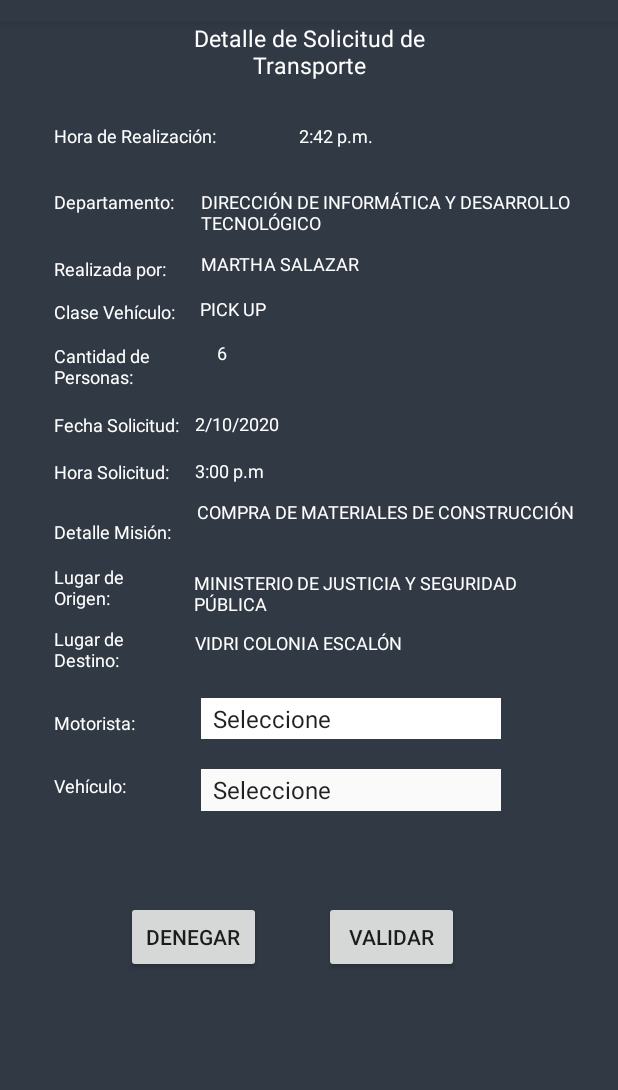
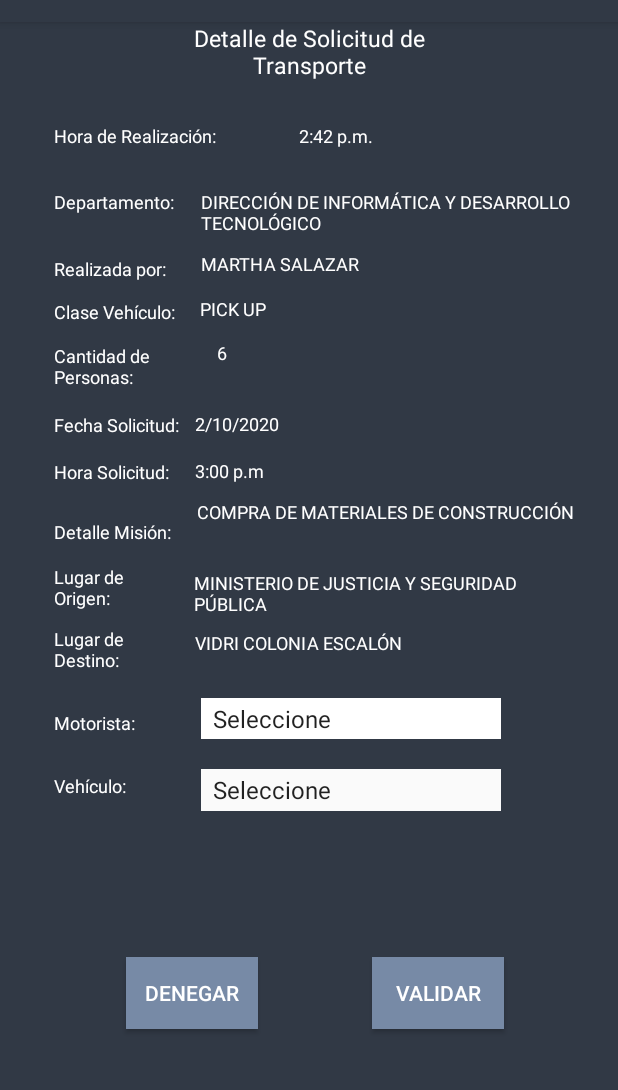
Before and after one commit to marthasalazar/demotransporte, an Android app: the DetalleSolicitud screen opened directly, with no data from a screen before it, on a phone screen of 412 x 824 dp, the part 62-1152 px from its top. Run offline under Robolectric (Android 15) with nearby library versions, the phone set to English and light mode, and no system bars.

Commit message:
Corrección de ubicación de botones en pantalla de detalle de solicitud.

```diff
--- a/app/src/main/res/layout/activity_detalle_solicitud.xml
+++ b/app/src/main/res/layout/activity_detalle_solicitud.xml
@@ -1,243 +1,349 @@
 <?xml version="1.0" encoding="utf-8"?>
-<androidx.constraintlayout.widget.ConstraintLayout
-        xmlns:android="http://schemas.android.com/apk/res/android"
+<androidx.constraintlayout.widget.ConstraintLayout xmlns:android="http://schemas.android.com/apk/res/android"
+    xmlns:app="http://schemas.android.com/apk/res-auto"
     xmlns:tools="http://schemas.android.com/tools"
-        xmlns:app="http://schemas.android.com/apk/res-auto"
     android:layout_width="match_parent"
     android:layout_height="match_parent"
-        tools:context=".DetalleSolicitud"
-        android:background="@color/colorFondo">
+    android:background="@color/colorFondo"
+    tools:context=".DetalleSolicitud">
 
 
     <TextView
         android:id="@+id/textView6"
-            android:text="Detalle de Solicitud de Transporte"
         android:layout_width="200dp"
         android:layout_height="wrap_content"
+        android:text="Detalle de Solicitud de Transporte"
+        android:textAlignment="center"
         android:textColor="#ffff"
         android:textSize="15dp"
-            android:textAlignment="center"
-            app:layout_constraintTop_toTopOf="parent" app:layout_constraintStart_toStartOf="parent"
-            app:layout_constraintEnd_toEndOf="parent"/>
+        app:layout_constraintEnd_toEndOf="parent"
+        app:layout_constraintStart_toStartOf="parent"
+        app:layout_constraintTop_toTopOf="parent" />
 
     <TextView
-            android:text="Hora de Realización:"
+        android:id="@+id/textView7"
         android:layout_width="143dp"
         android:layout_height="24dp"
-            android:id="@+id/textView7"
+        android:layout_marginStart="36dp"
+        android:layout_marginTop="28dp"
+        android:text="Hora de Realización:"
         android:textColor="#fff"
         android:textSize="12sp"
-            app:layout_constraintTop_toBottomOf="@+id/textView6" android:layout_marginTop="28dp"
-            app:layout_constraintStart_toStartOf="parent" android:layout_marginStart="36dp"/>
+        app:layout_constraintStart_toStartOf="parent"
+        app:layout_constraintTop_toBottomOf="@+id/textView6" />
+
     <TextView
+        android:id="@+id/textView13"
+        android:layout_width="90dp"
+        android:layout_height="wrap_content"
+        android:layout_marginStart="36dp"
+        android:layout_marginTop="20dp"
         android:text="Departamento:"
+        android:textColor="#fff"
+        android:textSize="12sp"
+        app:layout_constraintStart_toStartOf="parent"
+        app:layout_constraintTop_toBottomOf="@+id/textView7" />
+
+    <TextView
+        android:id="@+id/textView14"
         android:layout_width="90dp"
-            android:layout_height="wrap_content" android:id="@+id/textView13"
-            android:textColor="#fff" android:layout_marginTop="20dp"
-            app:layout_constraintTop_toBottomOf="@+id/textView7"
+        android:layout_height="wrap_content"
+        android:layout_marginStart="36dp"
+        android:layout_marginTop="28dp"
+        android:text="Realizada por:"
+        android:textColor="#fff"
+        android:textSize="12sp"
         app:layout_constraintStart_toStartOf="parent"
-            android:layout_marginStart="36dp" android:textSize="12sp"/>
+        app:layout_constraintTop_toBottomOf="@+id/textView13" />
+
     <TextView
-            android:text="Realizada por:"
-            android:layout_width="90dp"
-            android:layout_height="wrap_content" android:id="@+id/textView14"
-            android:textColor="#fff" app:layout_constraintStart_toStartOf="parent" android:layout_marginStart="36dp"
-            android:layout_marginTop="28dp" app:layout_constraintTop_toBottomOf="@+id/textView13"
-            android:textSize="12sp"/>
+        android:id="@+id/textView15"
+        android:layout_width="89dp"
+        android:layout_height="21dp"
+        android:layout_marginStart="36dp"
+        android:layout_marginTop="12dp"
+        android:text="Clase Vehículo:"
+        android:textColor="#fff"
+        android:textSize="12sp"
+        app:layout_constraintStart_toStartOf="parent"
+        app:layout_constraintTop_toBottomOf="@+id/textView14" />
+
     <TextView
-            android:text="Clase Vehículo:"
-            android:layout_width="89dp"
-            android:layout_height="21dp" android:id="@+id/textView15"
+        android:id="@+id/textView16"
+        android:layout_width="87dp"
+        android:layout_height="38dp"
+        android:layout_marginStart="36dp"
+        android:layout_marginTop="8dp"
+        android:text="Cantidad de Personas:"
         android:textColor="#fff"
-            app:layout_constraintTop_toBottomOf="@+id/textView14"
-            android:layout_marginTop="12dp" app:layout_constraintStart_toStartOf="parent"
-            android:layout_marginStart="36dp" android:textSize="12sp"/>
+        android:textSize="12sp"
+        app:layout_constraintStart_toStartOf="parent"
+        app:layout_constraintTop_toBottomOf="@+id/textView15" />
+
     <TextView
-            android:text="Cantidad de Personas:"
-            android:layout_width="87dp"
-            android:layout_height="38dp" android:id="@+id/textView16"
-            android:textColor="#fff" app:layout_constraintStart_toStartOf="parent" android:layout_marginStart="36dp"
-            android:layout_marginTop="8dp" app:layout_constraintTop_toBottomOf="@+id/textView15"
-            android:textSize="12sp"/>
+        android:id="@+id/textView30"
+        android:layout_width="86dp"
+        android:layout_height="32dp"
+        android:layout_marginStart="36dp"
+        android:layout_marginTop="8dp"
+        android:text="Lugar de Destino:"
+        android:textColor="#fff"
+        android:textSize="12sp"
+        app:layout_constraintStart_toStartOf="parent"
+        app:layout_constraintTop_toBottomOf="@+id/textView28" />
+
     <TextView
-            android:text="Lugar de Destino:"
+        android:id="@+id/textView25"
+        android:layout_width="68dp"
+        android:layout_height="23dp"
+        android:layout_marginStart="4dp"
+        android:layout_marginTop="8dp"
+        android:text="2/10/2020"
+        android:textAlignment="viewStart"
+        android:textColor="#fff"
+        android:textSize="12sp"
+        app:layout_constraintStart_toEndOf="@+id/textView17"
+        app:layout_constraintTop_toBottomOf="@+id/textView24" />
+
+    <TextView
+        android:id="@+id/textView26"
+        android:layout_width="77dp"
+        android:layout_height="19dp"
+        android:layout_marginStart="8dp"
+        android:layout_marginTop="8dp"
+        android:text="3:00 p.m"
+        android:textColor="#fff"
+        android:textSize="12sp"
+        app:layout_constraintStart_toEndOf="@+id/textView18"
+        app:layout_constraintTop_toBottomOf="@+id/textView25" />
+
+    <TextView
+        android:id="@+id/textView19"
+        android:layout_width="83dp"
+        android:layout_height="18dp"
+        android:layout_marginStart="36dp"
+        android:layout_marginTop="20dp"
+        android:text="Detalle Misión:"
+        android:textColor="#fff"
+        android:textSize="12sp"
+        app:layout_constraintStart_toStartOf="parent"
+        app:layout_constraintTop_toBottomOf="@+id/textView18" />
+
+    <TextView
+        android:id="@+id/textView18"
         android:layout_width="86dp"
-            android:layout_height="32dp" android:id="@+id/textView30"
-            android:textColor="#fff" app:layout_constraintTop_toBottomOf="@+id/textView28"
-            android:layout_marginTop="8dp" app:layout_constraintStart_toStartOf="parent"
-            android:layout_marginStart="36dp" android:textSize="12sp"/>
+        android:layout_height="20dp"
+        android:layout_marginStart="36dp"
+        android:layout_marginTop="8dp"
+        android:text="Hora Solicitud:"
+        android:textColor="#fff"
+        android:textSize="12sp"
+        app:layout_constraintStart_toStartOf="parent"
+        app:layout_constraintTop_toBottomOf="@+id/textView17" />
+
     <TextView
-            android:text="2/10/2020"
-            android:layout_width="68dp"
-            android:layout_height="23dp" android:id="@+id/textView25"
-            android:textColor="#fff" app:layout_constraintTop_toBottomOf="@+id/textView24"
-            app:layout_constraintStart_toEndOf="@+id/textView17" android:layout_marginTop="8dp"
-            android:textSize="12sp" android:textAlignment="viewStart" android:layout_marginStart="4dp"/>
-    <TextView
-            android:text="3:00 p.m"
-            android:layout_width="77dp"
-            android:layout_height="19dp" android:id="@+id/textView26"
-            android:textColor="#fff" app:layout_constraintStart_toEndOf="@+id/textView18"
-            app:layout_constraintTop_toBottomOf="@+id/textView25"
-            android:layout_marginStart="8dp" android:layout_marginTop="8dp" android:textSize="12sp"/>
-    <TextView
-            android:text="Detalle Misión:"
-            android:layout_width="83dp"
-            android:layout_height="18dp" android:id="@+id/textView19"
-            android:textColor="#fff"
-            app:layout_constraintTop_toBottomOf="@+id/textView18" app:layout_constraintStart_toStartOf="parent"
-            android:layout_marginStart="36dp" android:layout_marginTop="20dp" android:textSize="12sp"/>
-    <TextView
-            android:text="Hora Solicitud:"
-            android:layout_width="86dp"
-            android:layout_height="20dp" android:id="@+id/textView18"
-            android:textColor="#fff"
-            app:layout_constraintTop_toBottomOf="@+id/textView17" app:layout_constraintStart_toStartOf="parent"
-            android:layout_marginStart="36dp" android:layout_marginTop="8dp" android:textSize="12sp"/>
-    <TextView
-            android:text="MINISTERIO DE JUSTICIA Y SEGURIDAD PÚBLICA"
+        android:id="@+id/textView29"
+        android:layout_width="260dp"
+        android:layout_height="32dp"
+        android:layout_marginStart="8dp"
+        android:layout_marginTop="8dp"
         android:lines="2"
         android:maxWidth="250dp"
+        android:text="MINISTERIO DE JUSTICIA Y SEGURIDAD PÚBLICA"
+        android:textColor="#fff"
+        android:textSize="12sp"
+        app:layout_constraintStart_toEndOf="@+id/textView28"
+        app:layout_constraintTop_toBottomOf="@+id/textView27" />
+
+    <TextView
+        android:id="@+id/textView28"
+        android:layout_width="85dp"
+        android:layout_height="33dp"
+        android:layout_marginStart="36dp"
+        android:layout_marginTop="12dp"
+        android:text="Lugar de Origen:"
+        android:textAlignment="viewStart"
+        android:textColor="#fff"
+        android:textSize="12sp"
+        app:layout_constraintStart_toStartOf="parent"
+        app:layout_constraintTop_toBottomOf="@+id/textView19" />
+
+    <TextView
+        android:id="@+id/textView24"
+        android:layout_width="34dp"
+        android:layout_height="39dp"
+        android:layout_marginStart="8dp"
+        android:layout_marginTop="8dp"
+        android:text="6"
+        android:textAlignment="center"
+        android:textColor="#fff"
+        android:textSize="12sp"
+        app:layout_constraintStart_toEndOf="@+id/textView16"
+        app:layout_constraintTop_toBottomOf="@+id/textView23" />
+
+    <TextView
+        android:id="@+id/textView27"
         android:layout_width="260dp"
-            android:layout_height="32dp" android:id="@+id/textView29"
-            android:textColor="#fff" app:layout_constraintTop_toBottomOf="@+id/textView27"
-            app:layout_constraintStart_toEndOf="@+id/textView28"
-            android:layout_marginStart="8dp" android:layout_marginTop="8dp" android:textSize="12sp"/>
+        android:layout_height="39dp"
+        android:layout_marginStart="12dp"
+        android:layout_marginTop="8dp"
+        android:lines="3"
+        android:maxWidth="296dp"
+        android:text="COMPRA DE MATERIALES DE CONSTRUCCIÓN"
+        android:textColor="#fff"
+        android:textSize="12sp"
+        app:layout_constraintStart_toEndOf="@+id/textView19"
+        app:layout_constraintTop_toBottomOf="@+id/textView26" />
+
     <TextView
-            android:text="Lugar de Origen:"
-            android:layout_width="85dp"
-            android:layout_height="33dp" android:id="@+id/textView28"
-            android:textColor="#fff" app:layout_constraintTop_toBottomOf="@+id/textView19"
-            android:layout_marginTop="12dp" app:layout_constraintStart_toStartOf="parent"
-            android:layout_marginStart="36dp" android:textSize="12sp" android:textAlignment="viewStart"/>
-    <TextView
-            android:text="6"
-            android:layout_width="34dp"
-            android:layout_height="39dp" android:id="@+id/textView24"
-            android:textColor="#fff" app:layout_constraintStart_toEndOf="@+id/textView16"
-            android:layout_marginStart="8dp" app:layout_constraintTop_toBottomOf="@+id/textView23"
-            android:layout_marginTop="8dp" android:textSize="12sp" android:textAlignment="center"/>
-    <TextView
-            android:text="COMPRA DE MATERIALES DE CONSTRUCCIÓN"
-            android:layout_width="260dp"
-            android:maxWidth="296dp"
-            android:layout_height="39dp" android:id="@+id/textView27"
-            android:textColor="#fff"
-            android:lines="3" app:layout_constraintTop_toBottomOf="@+id/textView26"
-            app:layout_constraintStart_toEndOf="@+id/textView19"
-            android:layout_marginStart="12dp" android:layout_marginTop="8dp" android:textSize="12sp"/>
-    <TextView
-            android:text="VIDRI COLONIA ESCALÓN"
-            android:textColor="#fff"
+        android:id="@+id/textView31"
         android:layout_width="262dp"
+        android:layout_height="33dp"
+        android:layout_marginStart="8dp"
+        android:layout_marginTop="8dp"
         android:lines="2"
         android:maxWidth="234dp"
-            android:layout_height="33dp" android:id="@+id/textView31"
-            app:layout_constraintTop_toBottomOf="@+id/textView29" android:layout_marginTop="8dp"
-            app:layout_constraintStart_toEndOf="@+id/textView30" android:layout_marginStart="8dp"
-            android:textSize="12sp" android:textAlignment="viewStart"/>
+        android:text="VIDRI COLONIA ESCALÓN"
+        android:textAlignment="viewStart"
+        android:textColor="#fff"
+        android:textSize="12sp"
+        app:layout_constraintStart_toEndOf="@+id/textView30"
+        app:layout_constraintTop_toBottomOf="@+id/textView29" />
+
     <TextView
+        android:id="@+id/textView17"
+        android:layout_width="90dp"
+        android:layout_height="23dp"
+        android:layout_marginStart="36dp"
+        android:layout_marginTop="8dp"
         android:text="Fecha Solicitud:"
-            android:layout_width="90dp"
-            android:layout_height="23dp" android:id="@+id/textView17"
         android:textColor="#fff"
-            app:layout_constraintTop_toBottomOf="@+id/textView16" app:layout_constraintStart_toStartOf="parent"
-            android:layout_marginStart="36dp" android:layout_marginTop="8dp" android:textSize="12sp"/>
+        android:textSize="12sp"
+        app:layout_constraintStart_toStartOf="parent"
+        app:layout_constraintTop_toBottomOf="@+id/textView16" />
+
     <TextView
+        android:id="@+id/textView20"
+        android:layout_width="64dp"
+        android:layout_height="24dp"
+        android:layout_marginStart="20dp"
+        android:layout_marginTop="28dp"
         android:text="2:42 p.m."
-            android:layout_width="64dp"
-            android:layout_height="24dp" android:id="@+id/textView20"
-            android:textColor="#fff" app:layout_constraintStart_toEndOf="@+id/textView7"
-            android:layout_marginStart="20dp" app:layout_constraintTop_toBottomOf="@+id/textView6"
-            android:layout_marginTop="28dp" android:textSize="12sp"/>
+        android:textColor="#fff"
+        android:textSize="12sp"
+        app:layout_constraintStart_toEndOf="@+id/textView7"
+        app:layout_constraintTop_toBottomOf="@+id/textView6" />
+
     <TextView
+        android:id="@+id/textView21"
+        android:layout_width="263dp"
+        android:layout_height="33dp"
+        android:layout_marginStart="8dp"
+        android:layout_marginTop="20dp"
+        android:lines="2"
         android:text="DIRECCIÓN DE INFORMÁTICA Y DESARROLLO TECNOLÓGICO"
-            android:lines="2"
+        android:textColor="#fff"
+        android:textSize="12sp"
+        app:layout_constraintStart_toEndOf="@+id/textView13"
+        app:layout_constraintTop_toBottomOf="@+id/textView20" />
+
+    <TextView
+        android:id="@+id/textView22"
         android:layout_width="263dp"
-            android:layout_height="33dp" android:id="@+id/textView21"
-            android:textColor="#fff" app:layout_constraintTop_toBottomOf="@+id/textView20"
-            app:layout_constraintStart_toEndOf="@+id/textView13" android:layout_marginStart="8dp"
-            android:layout_marginTop="20dp" android:textSize="12sp"/>
+        android:layout_height="18dp"
+        android:layout_marginStart="8dp"
+        android:layout_marginTop="8dp"
+        android:text="MARTHA SALAZAR"
+        android:textColor="#fff"
+        android:textSize="12sp"
+        app:layout_constraintStart_toEndOf="@+id/textView14"
+        app:layout_constraintTop_toBottomOf="@+id/textView21" />
+
     <TextView
-            android:text="MARTHA SALAZAR"
-            android:layout_width="263dp"
-            android:layout_height="18dp" android:id="@+id/textView22"
-            android:textColor="#fff" app:layout_constraintTop_toBottomOf="@+id/textView21"
-            android:layout_marginTop="8dp" app:layout_constraintStart_toEndOf="@+id/textView14"
-            android:layout_marginStart="8dp" android:textSize="12sp"/>
-    <TextView
+        android:id="@+id/textView23"
+        android:layout_width="132dp"
+        android:layout_height="21dp"
+        android:layout_marginStart="8dp"
+        android:layout_marginTop="12dp"
         android:text="PICK UP"
-            android:layout_width="132dp"
-            android:layout_height="21dp" android:id="@+id/textView23"
-            android:textColor="#fff" app:layout_constraintStart_toEndOf="@+id/textView15"
-            app:layout_constraintTop_toBottomOf="@+id/textView22"
-            android:layout_marginTop="12dp" android:layout_marginStart="8dp" android:textSize="12sp"/>
+        android:textColor="#fff"
+        android:textSize="12sp"
+        app:layout_constraintStart_toEndOf="@+id/textView15"
+        app:layout_constraintTop_toBottomOf="@+id/textView22" />
 
     <Spinner
+        android:id="@+id/spinner"
         android:layout_width="200dp"
+        android:layout_height="27dp"
         android:layout_marginStart="8dp"
+        android:layout_marginTop="12dp"
+        android:background="@color/colorFondo"
+        android:backgroundTint="#FAF8F8"
+        android:backgroundTintMode="add"
         android:entries="@array/conductores_array"
-            android:layout_height="27dp" android:id="@+id/spinner"
-            android:background="@color/colorFondo" android:backgroundTint="#FAF8F8" android:backgroundTintMode="add"
-            app:layout_constraintTop_toBottomOf="@+id/textView31"
-            android:layout_marginTop="12dp" app:layout_constraintStart_toEndOf="@+id/textView32"/>
+        app:layout_constraintStart_toEndOf="@+id/textView32"
+        app:layout_constraintTop_toBottomOf="@+id/textView31" />
 
     <Spinner
+        android:id="@+id/spinner2"
         android:layout_width="200dp"
-            android:layout_height="28dp" android:id="@+id/spinner2"
+        android:layout_height="28dp"
+        android:layout_marginStart="8dp"
+        android:layout_marginTop="20dp"
         android:background="@color/colorAcento"
-            tools:layout_editor_absoluteX="130dp"
-            android:layout_marginTop="20dp"
-            android:layout_marginStart="8dp"
         android:entries="@array/vehiculos_array"
         app:layout_constraintStart_toEndOf="@id/textView33"
-            app:layout_constraintTop_toBottomOf="@+id/spinner"/>
+        app:layout_constraintTop_toBottomOf="@+id/spinner"
+        tools:layout_editor_absoluteX="130dp" />
 
     <Button
+        android:id="@+id/btnDenegar"
+        android:layout_width="wrap_content"
+        android:layout_height="wrap_content"
+        android:textColor="#fff"
+        android:background="@color/colorFondoSecundario"
         android:text="Denegar"
-            android:layout_width="90dp"
-            app:layout_constraintTop_toBottomOf="@+id/spinner2"
-            android:layout_height="wrap_content"
-            android:id="@+id/btnDenegar"
+        android:layout_marginLeft="84dp"
+        app:layout_constraintLeft_toLeftOf="parent"
+        app:layout_constraintBottom_toBottomOf="parent"
         app:layout_constraintStart_toStartOf="parent"
-            android:layout_marginTop="60dp"
-            android:layout_marginStart="84dp"/>
+        app:layout_constraintTop_toBottomOf="@+id/spinner2" />
 
     <Button
+        android:id="@+id/btnValidar"
+        android:layout_width="wrap_content"
+        android:layout_height="wrap_content"
+        android:background="@color/colorFondoSecundario"
+        android:textColor="#fff"
         android:text="Validar"
-            android:layout_width="90dp"
-            android:layout_height="wrap_content" android:id="@+id/btnValidar"
+        app:layout_constraintStart_toEndOf="@+id/btnDenegar"
+        app:layout_constraintEnd_toEndOf="parent"
         app:layout_constraintTop_toBottomOf="@+id/spinner2"
-            app:layout_constraintStart_toEndOf="@+id/btnDenegar"
-            android:layout_marginTop="60dp"
-            android:layout_marginStart="32dp"
-            app:layout_constraintEnd_toEndOf="parent"
-            app:layout_constraintHorizontal_bias="0.322"
-            android:layout_marginEnd="84dp"/>
+        app:layout_constraintBottom_toBottomOf="parent" />
 
     <TextView
+        android:id="@+id/textView32"
+        android:layout_width="90dp"
+        android:layout_height="wrap_content"
+        android:layout_marginStart="36dp"
+        android:layout_marginTop="24dp"
         android:text="Motorista:"
         android:textColor="#fff"
-            android:layout_width="90dp"
-            android:layout_height="wrap_content" android:id="@+id/textView32"
         android:textSize="12sp"
         app:layout_constraintStart_toStartOf="parent"
-            android:layout_marginStart="36dp"
-            app:layout_constraintTop_toBottomOf="@+id/textView30"
-            android:layout_marginTop="24dp"/>
+        app:layout_constraintTop_toBottomOf="@+id/textView30" />
 
     <TextView
+        android:id="@+id/textView33"
+        android:layout_width="90dp"
+        android:layout_height="wrap_content"
+        android:layout_marginStart="36dp"
+        android:layout_marginTop="25dp"
         android:text="Vehículo:"
         android:textColor="#fff"
-            android:layout_width="90dp"
-            android:layout_height="wrap_content"
-            android:layout_marginTop="25dp"
-            android:layout_marginStart="36dp"
+        android:textSize="12sp"
         app:layout_constraintStart_toStartOf="parent"
-            app:layout_constraintTop_toBottomOf="@id/textView32"
-            android:id="@+id/textView33"
-            android:textSize="12sp"
-    />
+        app:layout_constraintTop_toBottomOf="@id/textView32" />
 
 
 </androidx.constraintlayout.widget.ConstraintLayout>
--- a/app/src/main/res/layout/activity_main.xml
+++ b/app/src/main/res/layout/activity_main.xml
@@ -44,7 +44,7 @@
             app:layout_constraintEnd_toEndOf="parent"
             app:layout_constraintStart_toStartOf="parent"
             app:layout_constraintTop_toBottomOf="@id/textView"
-            app:srcCompat="@drawable/ic_drive_eta_black_24dp" />
+            app:srcCompat="@drawable/twotone_directions_car" />
 
     <TextView
             android:id="@+id/textView5"
```
Lines whose indentation alone changed are shown as unchanged.
